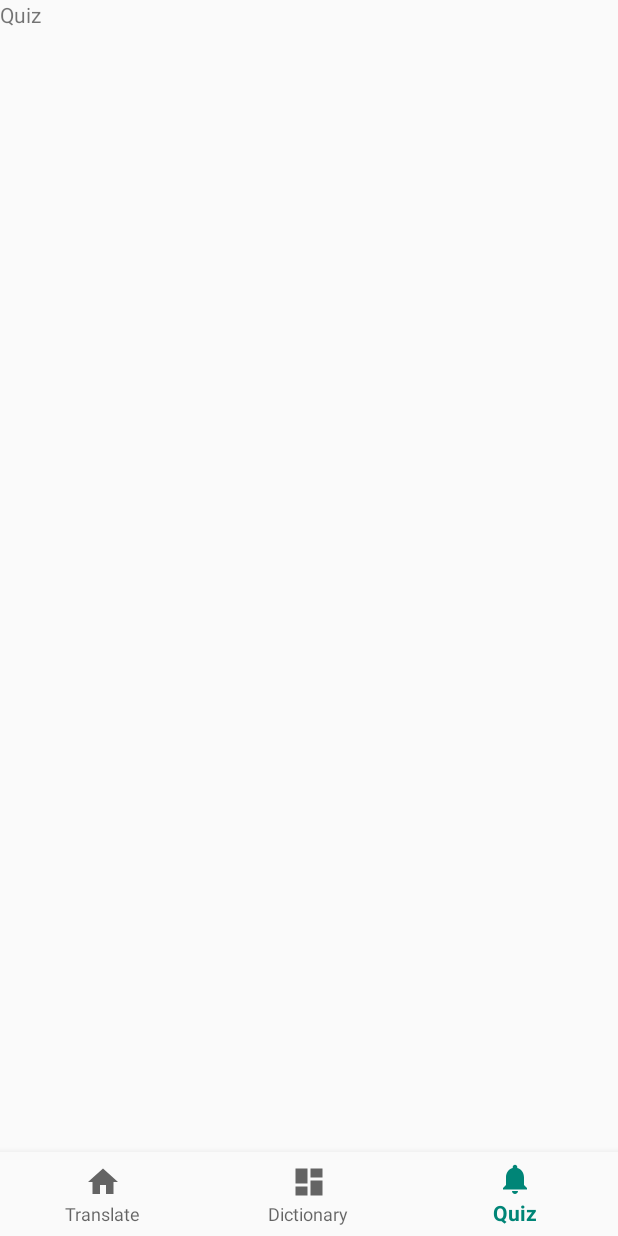
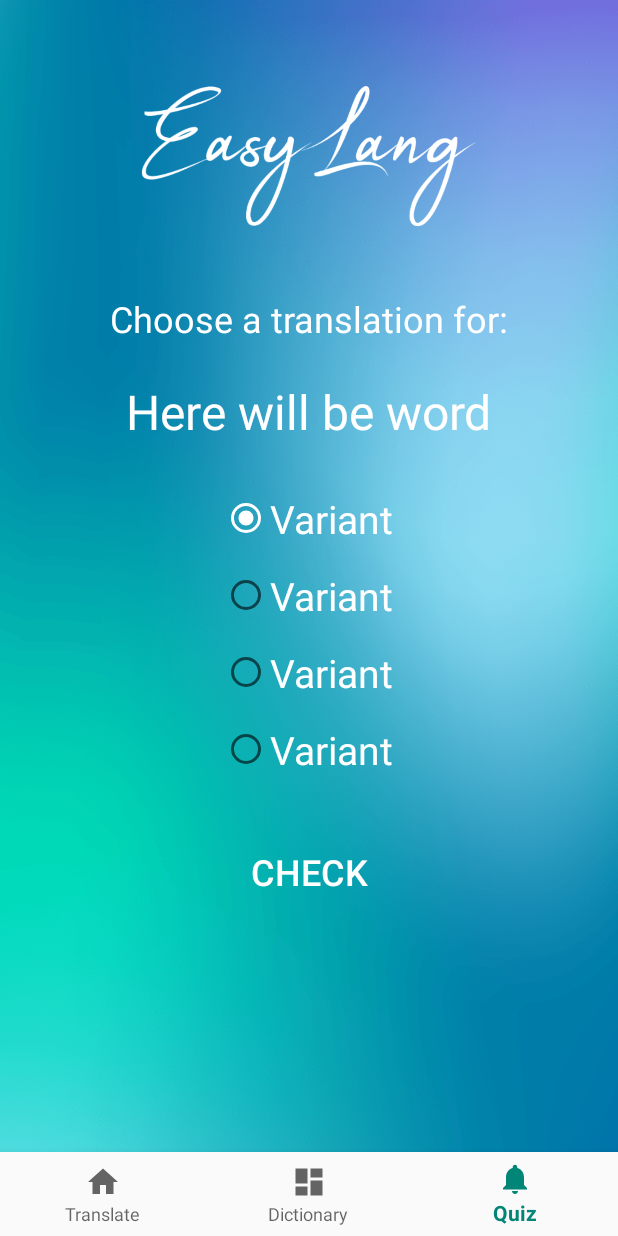
Before and after one commit to Kirill1org/EasyLang, an Android app: the screen it shows after launch (MainActivity), item 3 of the bottom bar chosen, on a phone screen of 412 x 824 dp. Run offline under Robolectric (Android 15) with nearby library versions, the phone set to English and light mode, and no system bars.

Commit message:
finish first fragment layout

```diff
--- a/app/src/main/java/com/easylang/TranslateFragment.java
+++ b/app/src/main/java/com/easylang/TranslateFragment.java
@@ -53,6 +53,7 @@ public class TranslateFragment extends Fragment {
         spinnerInput.setAdapter(adapterInput);
         spinnerOutput.setAdapter(adapterOutput);
 
+
     }
 
 }
--- a/app/src/main/res/layout/fragment_quiz.xml
+++ b/app/src/main/res/layout/fragment_quiz.xml
@@ -1,13 +1,110 @@
 <?xml version="1.0" encoding="utf-8"?>
-<FrameLayout xmlns:android="http://schemas.android.com/apk/res/android"
+<androidx.constraintlayout.widget.ConstraintLayout xmlns:android="http://schemas.android.com/apk/res/android"
+    xmlns:app="http://schemas.android.com/apk/res-auto"
     xmlns:tools="http://schemas.android.com/tools"
     android:layout_width="match_parent"
     android:layout_height="match_parent"
     tools:context=".QuizFragment">
 
-    <TextView
+    <ImageView
+        android:id="@+id/imageView2"
         android:layout_width="match_parent"
         android:layout_height="match_parent"
-        android:text="Quiz" />
+        android:scaleType="centerCrop"
+        android:src="@drawable/fon1"
+        tools:layout_editor_absoluteX="-657dp"
+        tools:layout_editor_absoluteY="218dp" />
 
-</FrameLayout>
+    <TextView
+        android:id="@+id/textView2"
+        android:layout_width="wrap_content"
+        android:layout_height="wrap_content"
+        android:layout_marginTop="196dp"
+        android:text="@string/quiz_title"
+        android:textColor="@color/colorWhite"
+        android:textSize="@dimen/text_size_condition"
+        app:layout_constraintEnd_toEndOf="@+id/imageView2"
+        app:layout_constraintStart_toStartOf="@+id/imageView2"
+        app:layout_constraintTop_toTopOf="@+id/imageView2" />
+
+    <TextView
+        android:id="@+id/word"
+        android:layout_width="wrap_content"
+        android:layout_height="wrap_content"
+        android:layout_marginTop="24dp"
+        android:text="Here will be word"
+        android:textColor="@color/colorWhite"
+        android:textSize="@dimen/text_size_word"
+        app:layout_constraintEnd_toEndOf="@+id/imageView2"
+        app:layout_constraintStart_toStartOf="@+id/imageView2"
+        app:layout_constraintTop_toBottomOf="@+id/textView2" />
+
+    <RadioGroup
+        android:id="@+id/radioGroup"
+        android:layout_width="wrap_content"
+        android:layout_height="wrap_content"
+        android:layout_marginTop="24dp"
+        android:foregroundTint="@color/colorWhite"
+        app:layout_constraintEnd_toEndOf="@+id/imageView2"
+        app:layout_constraintHorizontal_bias="0.498"
+        app:layout_constraintStart_toStartOf="@+id/imageView2"
+        app:layout_constraintTop_toBottomOf="@+id/word">
+
+        <RadioButton
+            android:id="@+id/radio1"
+            android:layout_width="wrap_content"
+            android:layout_height="wrap_content"
+            android:layout_margin="@dimen/radio_margin"
+            android:checked="true"
+            android:text="@string/variant"
+            android:textColor="@color/colorWhite"
+            android:textSize="@dimen/text_size_radio" />
+
+        <RadioButton
+            android:id="@+id/radio2"
+            android:layout_width="wrap_content"
+            android:layout_height="wrap_content"
+            android:layout_margin="@dimen/radio_margin"
+            android:text="@string/variant"
+            android:textColor="@color/colorWhite"
+            android:textSize="@dimen/text_size_radio" />
+
+        <RadioButton
+            android:id="@+id/radio3"
+            android:layout_width="wrap_content"
+            android:layout_height="wrap_content"
+            android:layout_margin="@dimen/radio_margin"
+            android:layout_weight="1"
+            android:text="@string/variant"
+            android:textColor="@color/colorWhite"
+            android:textSize="@dimen/text_size_radio" />
+
+        <RadioButton
+
+            android:id="@+id/radio4"
+            android:layout_width="wrap_content"
+            android:layout_height="wrap_content"
+            android:layout_margin="@dimen/radio_margin"
+            android:text="@string/variant"
+            android:textColor="@color/colorWhite"
+            android:textSize="@dimen/text_size_radio" />
+    </RadioGroup>
+
+    <Button
+        android:id="@+id/check_btn"
+        android:layout_width="wrap_content"
+        android:layout_height="wrap_content"
+        android:layout_marginStart="8dp"
+        android:layout_marginLeft="8dp"
+        android:layout_marginTop="32dp"
+        android:layout_marginEnd="8dp"
+        android:layout_marginRight="8dp"
+        android:background="?android:attr/selectableItemBackground"
+        android:text="@string/check_btn"
+        android:textColor="@color/colorWhite"
+        android:textSize="@dimen/text_size_condition"
+        app:layout_constraintEnd_toEndOf="@+id/imageView2"
+        app:layout_constraintStart_toStartOf="parent"
+        app:layout_constraintTop_toBottomOf="@+id/radioGroup" />
+
+</androidx.constraintlayout.widget.ConstraintLayout>
--- a/app/src/main/res/layout/fragment_translate.xml
+++ b/app/src/main/res/layout/fragment_translate.xml
@@ -69,7 +69,7 @@
         app:layout_constraintStart_toStartOf="@+id/imageView"
         app:layout_constraintTop_toBottomOf="@+id/output_lang"
         android:text="Translation will be here!"
-        android:textSize="24sp"
+        android:textSize="@dimen/text_size_condition"
         android:textAlignment="center"/>
 
     <Button
--- a/app/src/main/res/values/colors.xml
+++ b/app/src/main/res/values/colors.xml
@@ -2,6 +2,6 @@
 <resources>
     <color name="colorPrimary">#008577</color>
     <color name="colorPrimaryDark">#00574B</color>
-    <color name="colorAccent">#D81B60</color>
+    <color name="colorAccent">#FFFFFF</color>
     <color name="colorWhite">#FFFFFF</color>
 </resources>
--- a/app/src/main/res/values/dimens.xml
+++ b/app/src/main/res/values/dimens.xml
@@ -2,4 +2,8 @@
     <!-- Default screen margins, per the Android Design guidelines. -->
     <dimen name="activity_horizontal_margin">16dp</dimen>
     <dimen name="activity_vertical_margin">16dp</dimen>
+    <dimen name="text_size_condition">24sp</dimen>
+    <dimen name="text_size_radio">26sp</dimen>
+    <dimen name="text_size_word">32sp</dimen>
+    <dimen name="radio_margin">8dp</dimen>
 </resources>
--- a/app/src/main/res/values/strings.xml
+++ b/app/src/main/res/values/strings.xml
@@ -2,5 +2,9 @@
     <string name="app_name">Easy Lang</string>
     <string name="title_translate">Translate</string>
     <string name="title_dictionary">Dictionary</string>
+    <string name="quiz_title">Choose a translation for:</string>
     <string name="title_quiz">Quiz</string>
+    <string name="variant">Variant</string>
+    <string name="check_btn">Check</string>
+
 </resources>
```
